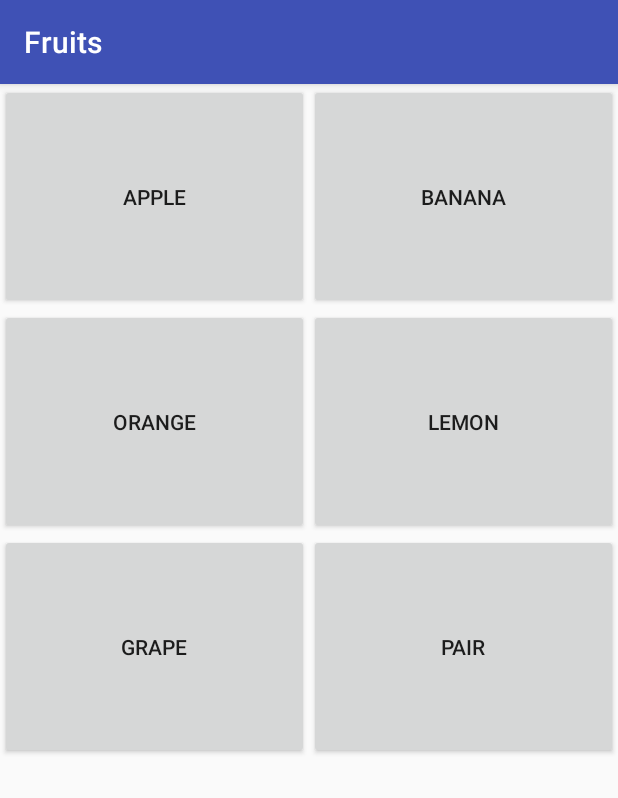
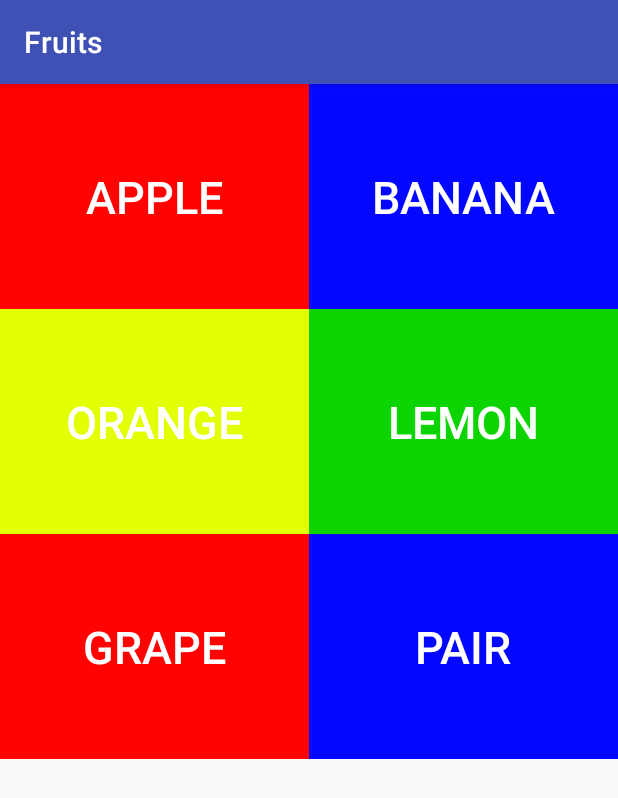
Before and after one commit to FilipHasson/DementiaHack, an Android app: the SubMenu screen opened directly, with no data from a screen before it, after a tap on "FRUITS", on a phone screen of 412 x 824 dp. Shown: the top 798 px of the screen. Run offline under Robolectric (Android 15) with nearby library versions, the light colour scheme and no system bars.

Commit message:
Changing colors or what not

```diff
--- a/FindMyWord/app/src/main/java/com/example/guestuser/findmyword/MainActivity.java
+++ b/FindMyWord/app/src/main/java/com/example/guestuser/findmyword/MainActivity.java
@@ -3,6 +3,7 @@ package com.example.guestuser.findmyword;
 import android.content.Intent;
 import android.graphics.Bitmap;
 import android.graphics.BitmapFactory;
+import android.graphics.Color;
 import android.graphics.drawable.BitmapDrawable;
 import android.graphics.drawable.Drawable;
 import android.os.Bundle;
@@ -137,8 +138,12 @@ public class MainActivity extends AppCompatActivity implements View.OnClickListe
                 horizontals[i].setLayoutParams(linearParams);
                 layout.addView(horizontals[i]);
                 this.buttons[buttonCount] = new Button(this);
+                this.buttons[buttonCount].setTextSize(TypedValue.COMPLEX_UNIT_DIP, 30);
+                this.buttons[buttonCount].setTextColor(Color.WHITE);
                 this.buttons[buttonCount].setText(categories[buttonCount]);
-//                Log.d(DEBUG_TAG,"Attempting to add IMAGE #"+Integer.toString(buttonCount));
+                String uri = "drawable/"+categories[buttonCount].toLowerCase();
+                int imageResource = getResources().getIdentifier(uri, null, getPackageName());
+                this.buttons[buttonCount].setBackgroundResource(imageResource);//                Log.d(DEBUG_TAG,"Attempting to add IMAGE #"+Integer.toString(buttonCount));
 //                getImages(categories[buttonCount]);
                 this.buttons[buttonCount].setLayoutParams(buttonParams);
                 this.buttons[buttonCount].setOnClickListener(this);
@@ -156,7 +161,12 @@ public class MainActivity extends AppCompatActivity implements View.OnClickListe
                         break;
                     }
                     this.buttons[j] = new Button(this);
+                    this.buttons[j].setTextSize(TypedValue.COMPLEX_UNIT_DIP, 30);
+                    this.buttons[j].setTextColor(Color.WHITE);
                     this.buttons[j].setText(categories[j]);
+                    String uri = "drawable/"+categories[j].toLowerCase();
+                    int imageResource = getResources().getIdentifier(uri, null, getPackageName());
+                    this.buttons[j].setBackgroundResource(imageResource);
 //                    Log.d(DEBUG_TAG,"Attempting to add IMAGE #"+Integer.toString(j));
 //                    getImages(categories[j]);
                     this.buttons[j].setLayoutParams(buttonParams);
--- a/FindMyWord/app/src/main/java/com/example/guestuser/findmyword/SubMenu.java
+++ b/FindMyWord/app/src/main/java/com/example/guestuser/findmyword/SubMenu.java
@@ -1,6 +1,7 @@
 package com.example.guestuser.findmyword;
 
 import android.content.Intent;
+import android.graphics.Color;
 import android.os.Bundle;
 import android.support.v7.app.AppCompatActivity;
 import android.util.DisplayMetrics;
@@ -17,13 +18,44 @@ public class SubMenu extends AppCompatActivity implements View.OnClickListener{
     private static final String KEY_NAME = "category";
     private static final String WORD_FINDER = "word_finder";
     private static WordFinder wf;
+    private int colorInt =0;
+
+    private int getPictureOrColor(String category){
+        String uri = "drawable/"+category.toLowerCase();
+        int imageResource = getResources().getIdentifier(uri, null, getPackageName());
+        if (imageResource == 0){
+            String color = "red";
+            if (colorInt == 0) colorInt = 1;
+            switch (colorInt){
+                case 1:
+                    color = "red";
+                    colorInt++;
+                    break;
+                case 2:
+                    color = "blue";
+                    colorInt++;
+                    break;
+                case 3:
+                    color = "yellow";
+                    colorInt++;
+                    break;
+                case 4:
+                    color = "green";
+                    colorInt = 1;
+                    break;
+            }
+            uri = "drawable/"+color;
+            imageResource = getResources().getIdentifier(uri, null, getPackageName());
+        }
+        return imageResource;
+    }
 
     @Override
     protected void onCreate(Bundle savedInstanceState) {
         Log.d(DEBUG_TAG,"onCreate Launched");
         boolean terminal_node = false;
         int numButtons;
-        int numRows;// = this.numButtons/2;
+        int numRows;
         int buttonCount = 0;
         LinearLayout layout;
         LinearLayout horizontals[];
@@ -42,7 +74,6 @@ public class SubMenu extends AppCompatActivity implements View.OnClickListener{
         }
         this.wf.selectCategory(category);
         if(this.wf.hasNextCategories()) {
-            //this.wf.selectCategory(category);
             categories = this.wf.getNames();
         } else {
             if (this.wf.hasWords()){
@@ -56,14 +87,12 @@ public class SubMenu extends AppCompatActivity implements View.OnClickListener{
         }
         numButtons = categories.length;
         numRows = numButtons/2;
-
         if (numRows%2 != 0){
             numRows++;
         }
 
         horizontals = new LinearLayout[numRows];
         buttons = new Button[numButtons];
-
 
         super.onCreate(savedInstanceState);
         setContentView(R.layout.activity_sub_menu);
@@ -74,7 +103,6 @@ public class SubMenu extends AppCompatActivity implements View.OnClickListener{
                 LinearLayout.LayoutParams.MATCH_PARENT,LinearLayout.LayoutParams.WRAP_CONTENT);
 
         for (int i = 0; i < numRows; i++){
-            Log.d(DEBUG_TAG,"Creating Row #"+Integer.toString(i));
             if (numButtons%2 != 0 && i == numRows-1){
                 horizontals[i] = new LinearLayout(this);
                 horizontals[i].setOrientation(LinearLayout.HORIZONTAL);
@@ -82,9 +110,11 @@ public class SubMenu extends AppCompatActivity implements View.OnClickListener{
                 layout.addView(horizontals[i]);
                 buttons[buttonCount] = new Button(this);
                 buttons[buttonCount].setText(categories[buttonCount]);
+                buttons[buttonCount].setTextSize(TypedValue.COMPLEX_UNIT_DIP, 30);
+                buttons[buttonCount].setTextColor(Color.WHITE);
+                buttons[buttonCount].setBackgroundResource(getPictureOrColor(categories[buttonCount]));
                 buttons[buttonCount].setLayoutParams(buttonParams);
-                if (!terminal_node)
-                    buttons[buttonCount].setOnClickListener(this);
+                if (!terminal_node) buttons[buttonCount].setOnClickListener(this);
                 horizontals[i].addView(buttons[buttonCount]);
             } else {
                 horizontals[i] = new LinearLayout(this);
@@ -93,18 +123,16 @@ public class SubMenu extends AppCompatActivity implements View.OnClickListener{
                 layout.addView(horizontals[i]);
                 int test = buttonCount+1;
                 for (int j=buttonCount; j <= test ;j++) {
-                    Log.d(DEBUG_TAG,"Attempting to add Button #"+Integer.toString(j));
-                    if (j == numButtons){
-                        Log.d(DEBUG_TAG,"Breaking");
-                        break;
-                    }
+                    if (j == numButtons) break;
                     buttons[j] = new Button(this);
                     buttons[j].setText(categories[j]);
+                    buttons[j].setTextSize(TypedValue.COMPLEX_UNIT_DIP, 30);
+                    buttons[j].setTextColor(Color.WHITE);
+                    buttons[j].setBackgroundResource(getPictureOrColor(categories[buttonCount]));
                     buttons[j].setLayoutParams(buttonParams);
                     buttons[j].setTag(buttons[j].getText());
                     buttons[j].generateViewId();
-                    if (!terminal_node)
-                        buttons[j].setOnClickListener(this);
+                    if (!terminal_node) buttons[j].setOnClickListener(this);
                     horizontals[i].addView(buttons[j]);
                     buttonCount++;
                 }
```
Also changed, not shown: FindMyWord/app/src/main/res/drawable/activities.png (added), FindMyWord/app/src/main/res/drawable/electronics.png (added), FindMyWord/app/src/main/res/drawable/fruits.png (added), FindMyWord/app/src/main/res/drawable/pasta.png (added), FindMyWord/app/src/main/res/drawable/spaghetti.png (added), FindMyWord/app/src/main/res/drawable/vegetables.png (added).
